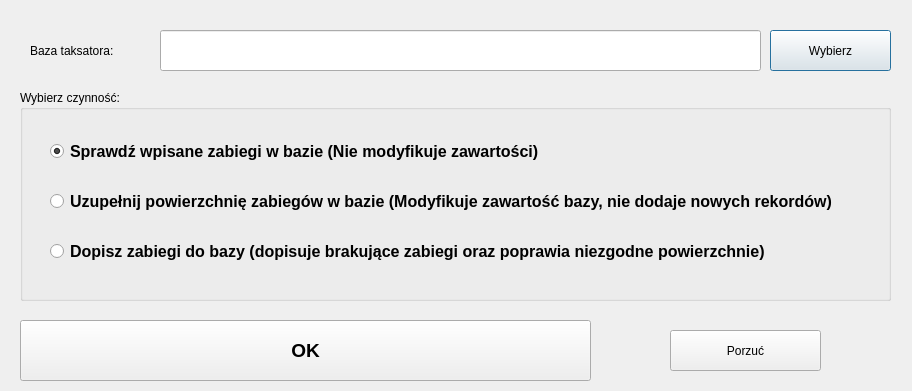
Old version of the form skrypty/ui/ui_baza_zabiegi.ui in the repository Marcus-LAS-R/LASR.
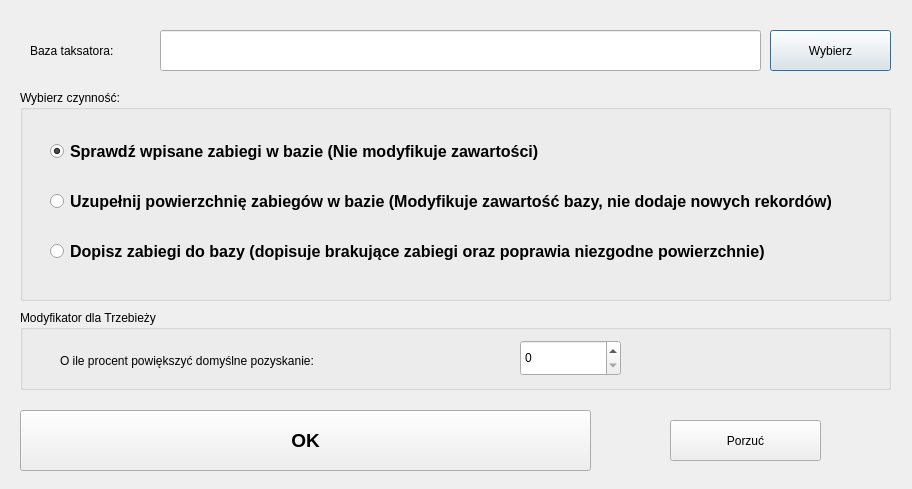
New version of the form.

Commit message: dodano modyfikator do obliczania pozyskania w trzebiezach

```diff
--- a/skrypty/ui/ui_baza_zabiegi.ui
+++ b/skrypty/ui/ui_baza_zabiegi.ui
@@ -7,7 +7,7 @@
     <x>0</x>
     <y>0</y>
     <width>912</width>
-    <height>391</height>
+    <height>489</height>
    </rect>
   </property>
   <property name="windowTitle">
@@ -137,7 +137,7 @@
    <property name="geometry">
     <rect>
      <x>20</x>
-     <y>320</y>
+     <y>410</y>
      <width>571</width>
      <height>61</height>
     </rect>
@@ -158,7 +158,7 @@
    <property name="geometry">
     <rect>
      <x>670</x>
-     <y>330</y>
+     <y>420</y>
      <width>151</width>
      <height>41</height>
     </rect>
@@ -172,6 +172,45 @@
     <string>Porzuć</string>
    </property>
   </widget>
+  <widget class="QGroupBox" name="groupBox">
+   <property name="geometry">
+    <rect>
+     <x>20</x>
+     <y>310</y>
+     <width>871</width>
+     <height>80</height>
+    </rect>
+   </property>
+   <property name="title">
+    <string>Modyfikator dla Trzebieży</string>
+   </property>
+   <widget class="QLabel" name="label_2">
+    <property name="geometry">
+     <rect>
+      <x>40</x>
+      <y>40</y>
+      <width>421</width>
+      <height>22</height>
+     </rect>
+    </property>
+    <property name="text">
+     <string>O ile procent powiększyć domyślne pozyskanie:</string>
+    </property>
+   </widget>
+   <widget class="QSpinBox" name="spinBox_trz">
+    <property name="geometry">
+     <rect>
+      <x>500</x>
+      <y>30</y>
+      <width>101</width>
+      <height>36</height>
+     </rect>
+    </property>
+    <property name="maximum">
+     <number>30</number>
+    </property>
+   </widget>
+  </widget>
  </widget>
  <resources/>
  <connections/>
```
The commit also changes 3 other files.
